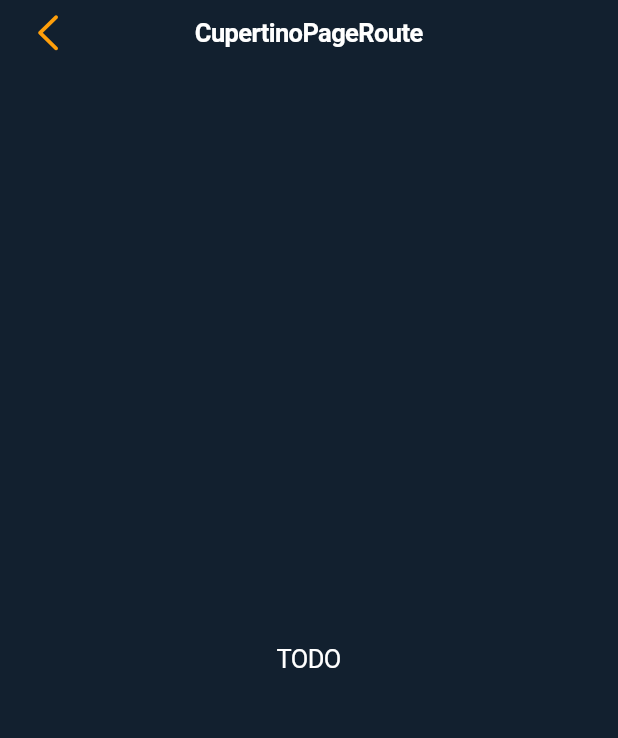
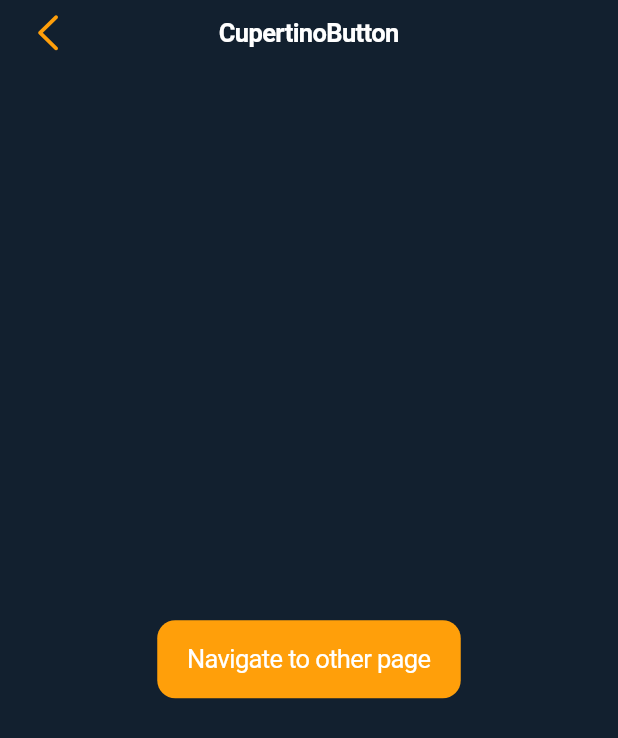
Before and after one commit to prostakov/flutter-testing, a Flutter app: the Cupertino08PageRouteScreen screen opened by its route, on a phone screen of 412 x 824 dp. Shown: the top 738 px of the screen. Run offline on Flutter 3.47's test engine with Material 2 defaults, Android fonts, the phone set to English and light mode, and no system bars; our stand-ins replace carousel_slider, flutter_bloc, flutter_phoenix, flutter_rating_bar, google_maps_flutter, image_picker and 4 more; missing offline and left inert: devicelocale, grouped_buttons; accounts and stored records are empty.

Commit message:
Fix cupertino08PageRouteScreen.dart

```diff
--- a/cupertino_test/lib/screens/cupertino08PageRouteScreen.dart
+++ b/cupertino_test/lib/screens/cupertino08PageRouteScreen.dart
@@ -10,8 +10,28 @@ class _Cupertino08PageRouteScreenState extends State<Cupertino08PageRouteScreen>
   @override
   Widget build(BuildContext context) {
     return CupertinoPageScaffold(
-      navigationBar: DefaultHeader(title: 'CupertinoPageRoute'),
-      child: Center(child: Text('TODO')),
+      navigationBar: DefaultHeader(title: 'CupertinoButton'),
+      child: Center(
+        child: Column(
+          mainAxisSize: MainAxisSize.max,
+          mainAxisAlignment: MainAxisAlignment.center,
+          children: [
+            CupertinoButton.filled(
+              onPressed: () => Navigator.of(context).push(CupertinoPageRoute(
+                builder: (BuildContext context) => AnotherPage(),
+              )),
+              child: Text('Navigate to other page'),
+            ),
+          ],
+        ),
+      ),
     );
   }
 }
+
+class AnotherPage extends StatelessWidget {
+  @override
+  Widget build(BuildContext) {
+    return Center(child: Text('Some other page'));
+  }
+}
```
